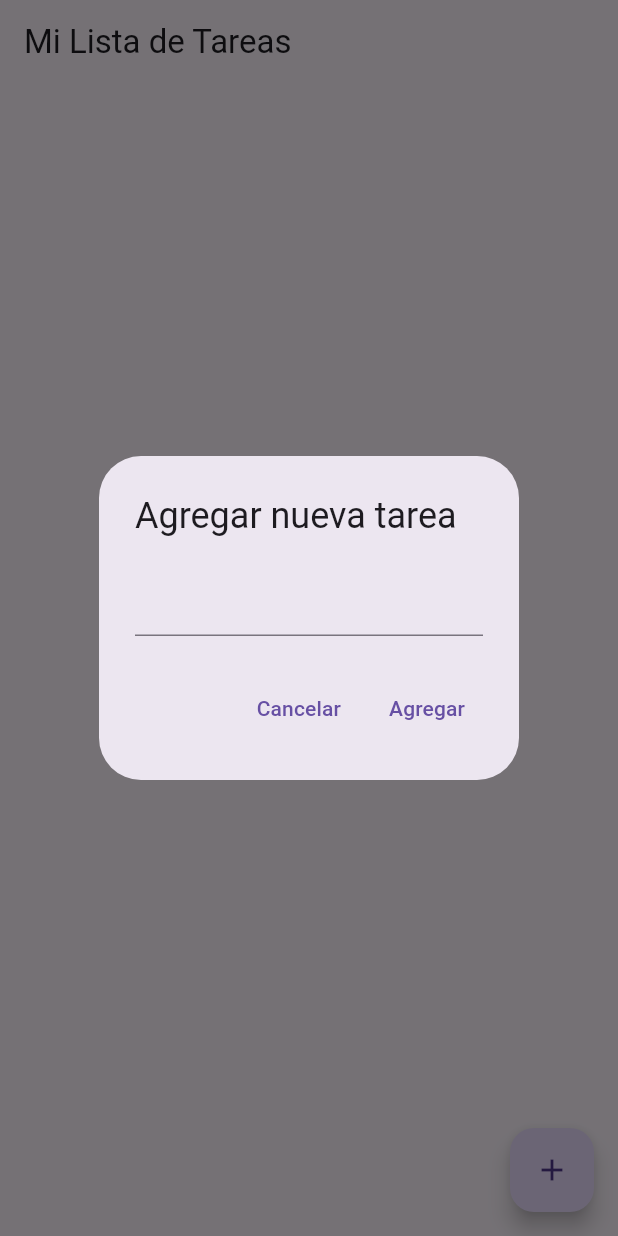
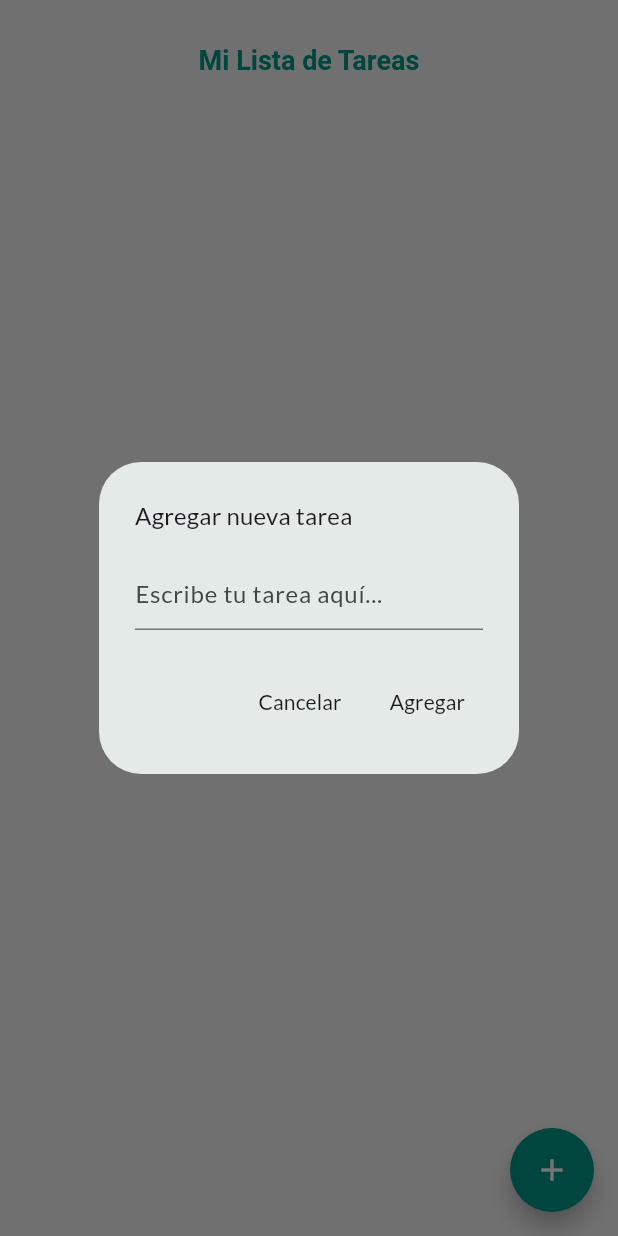
Before and after one commit to Jotaoesee/to_do_list, a Flutter app: the screen it shows after launch, after a tap on the "add" icon, on a phone screen of 412 x 824 dp. Run offline on Flutter 3.47's test engine with Material 3 defaults, Android fonts, the phone set to English and light mode, and no system bars; our stand-ins replace google_fonts, shared_preferences.

Commit message:
- Cambio visual. - Añado boton para editar las tareas. - Añado validacion para que la tarea no pueda crearse ni editarse estando vacia

```diff
--- a/lib/main.dart
+++ b/lib/main.dart
@@ -1,4 +1,5 @@
 import 'package:flutter/material.dart';
+import 'package:google_fonts/google_fonts.dart';
 import 'package:to_do_list/mi_pagina_principal.dart';
 
 void main() {
@@ -10,9 +11,66 @@ class MyApp extends StatelessWidget {
 
   @override
   Widget build(BuildContext context) {
-    return const MaterialApp(
+    return MaterialApp(
       title: 'Mi Lista de Tareas',
-      home: MiPaginaPrincipal(),
+      theme: ThemeData(
+        colorScheme: ColorScheme.fromSeed(
+          seedColor: Colors.teal,
+          brightness: Brightness.light,
+        ),
+        useMaterial3: true,
+        primarySwatch: Colors.teal,
+        scaffoldBackgroundColor: Colors.grey[100],
+        appBarTheme: AppBarTheme(
+          backgroundColor: Colors.transparent,
+          elevation: 0,
+          titleTextStyle: GoogleFonts.lato(
+            color: Colors.white,
+            fontSize: 22,
+            fontWeight: FontWeight.bold,
+          ),
+          toolbarHeight: 80,
+          centerTitle: true,
+          iconTheme: const IconThemeData(color: Colors.white),
+        ),
+        textTheme: GoogleFonts.latoTextTheme().copyWith(
+          bodyMedium: const TextStyle(fontSize: 16, color: Colors.black87),
+          displayMedium: const TextStyle(
+              fontSize: 18, color: Colors.teal, fontWeight: FontWeight.bold),
+        ),
+        checkboxTheme: CheckboxThemeData(
+          fillColor: WidgetStateProperty.all(Colors.teal),
+          checkColor: WidgetStateProperty.all(Colors.white),
+          shape: RoundedRectangleBorder(
+            borderRadius: BorderRadius.circular(4),
+          ),
+        ),
+        listTileTheme: const ListTileThemeData(
+          contentPadding: EdgeInsets.symmetric(horizontal: 16, vertical: 8),
+        ),
+        floatingActionButtonTheme: const FloatingActionButtonThemeData(
+          backgroundColor: Colors.teal,
+          foregroundColor: Colors.white,
+          shape: CircleBorder(),
+        ),
+        snackBarTheme: SnackBarThemeData(
+          backgroundColor: Colors.teal.shade700,
+          contentTextStyle: const TextStyle(color: Colors.white, fontSize: 14),
+        ),
+      ),
+      home: const MiPaginaPrincipal(),
+      builder: (context, child) {
+        return Container(
+          decoration: const BoxDecoration(
+            gradient: LinearGradient(
+              colors: [Colors.teal, Colors.tealAccent],
+              begin: Alignment.topLeft,
+              end: Alignment.bottomRight,
+            ),
+          ),
+          child: child,
+        );
+      },
     );
   }
 }
--- a/lib/mi_pagina_principal.dart
+++ b/lib/mi_pagina_principal.dart
@@ -1,5 +1,6 @@
 import 'package:flutter/material.dart';
 import 'package:shared_preferences/shared_preferences.dart';
+import 'package:google_fonts/google_fonts.dart';
 
 class MiPaginaPrincipal extends StatefulWidget {
   const MiPaginaPrincipal({super.key});
@@ -22,8 +23,10 @@ class _MiPaginaPrincipalState extends State<MiPaginaPrincipal> {
     final prefs = await SharedPreferences.getInstance();
     setState(() {
       tareas = prefs.getStringList('tareas') ?? [];
-      tareasCompletadas = List.generate(tareas.length,
-          (index) => prefs.getBool('tareaCompletada_$index') ?? false);
+      tareasCompletadas = List.generate(
+        tareas.length,
+        (index) => prefs.getBool('tareaCompletada_$index') ?? false,
+      );
     });
   }
 
@@ -40,30 +43,102 @@ class _MiPaginaPrincipalState extends State<MiPaginaPrincipal> {
       context: context,
       builder: (context) {
         String nuevaTarea = '';
-
         return AlertDialog(
-          title: const Text('Agregar nueva tarea'),
+          title: Text(
+            'Agregar nueva tarea',
+            style: Theme.of(context).textTheme.titleMedium,
+          ),
           content: TextField(
             onChanged: (value) {
               nuevaTarea = value;
             },
+            decoration: const InputDecoration(
+              hintText: 'Escribe tu tarea aquí...',
+            ),
           ),
           actions: [
             TextButton(
-              onPressed: () {
-                Navigator.pop(context);
-              },
-              child: const Text('Cancelar'),
+              onPressed: () => Navigator.pop(context),
+              child: Text(
+                'Cancelar',
+                style: Theme.of(context).textTheme.labelLarge,
+              ),
             ),
             TextButton(
               onPressed: () {
+                if (nuevaTarea.trim().isEmpty) {
+                  ScaffoldMessenger.of(context).showSnackBar(
+                    const SnackBar(
+                      content: Text('La tarea no puede estar vacía'),
+                    ),
+                  );
+                } else {
                   setState(() {
-                  tareas.add(nuevaTarea);
+                    tareas.add(nuevaTarea.trim());
+                    tareasCompletadas.add(false);
                     _guardarTareas();
                   });
                   Navigator.pop(context);
+                }
               },
-              child: const Text('Agregar'),
+              child: Text(
+                'Agregar',
+                style: Theme.of(context).textTheme.labelLarge,
+              ),
+            ),
+          ],
+        );
+      },
+    );
+  }
+
+  void _mostrarDialogoEditarTarea(int index) {
+    showDialog(
+      context: context,
+      builder: (context) {
+        String tareaEditada = tareas[index];
+        return AlertDialog(
+          title: Text(
+            'Editar tarea',
+            style: Theme.of(context).textTheme.titleMedium,
+          ),
+          content: TextField(
+            onChanged: (value) {
+              tareaEditada = value;
+            },
+            controller: TextEditingController(text: tareas[index]),
+            decoration: const InputDecoration(
+              hintText: 'Edita tu tarea aquí...',
+            ),
+          ),
+          actions: [
+            TextButton(
+              onPressed: () => Navigator.pop(context),
+              child: Text(
+                'Cancelar',
+                style: Theme.of(context).textTheme.labelLarge,
+              ),
+            ),
+            TextButton(
+              onPressed: () {
+                if (tareaEditada.trim().isEmpty) {
+                  ScaffoldMessenger.of(context).showSnackBar(
+                    const SnackBar(
+                      content: Text('La tarea no puede estar vacía'),
+                    ),
+                  );
+                } else {
+                  setState(() {
+                    tareas[index] = tareaEditada.trim();
+                    _guardarTareas();
+                  });
+                  Navigator.pop(context);
+                }
+              },
+              child: Text(
+                'Guardar',
+                style: Theme.of(context).textTheme.labelLarge,
+              ),
             ),
           ],
         );
@@ -75,48 +150,60 @@ class _MiPaginaPrincipalState extends State<MiPaginaPrincipal> {
   Widget build(BuildContext context) {
     return Scaffold(
       appBar: AppBar(
-        title: const Text('Mi Lista de Tareas'),
+        title: Text(
+          'Mi Lista de Tareas',
+          style: Theme.of(context).textTheme.displayMedium,
         ),
-      body: ListView.builder(
+      ),
+      body: tareas.isEmpty
+          ? Center(
+              child: Text(
+                "No hay tareas. ¡Añade una!",
+                style: Theme.of(context).textTheme.bodyMedium,
+              ),
+            )
+          : ListView.builder(
               itemCount: tareas.length,
               itemBuilder: (context, index) {
-          if (tareas.isEmpty) {
-            // Comprobación clave
-            return const Center(child: Text("No hay tareas. ¡Añade una!"));
-          }
-
-          final int tareaIndex = index;
                 return ListTile(
                   leading: Checkbox(
-              value: tareasCompletadas.length > tareaIndex
-                  ? tareasCompletadas[tareaIndex]
-                  : false, //Comprobación de longitud de la lista
+                    value: tareasCompletadas[index],
                     onChanged: (value) {
                       setState(() {
-                  tareasCompletadas[tareaIndex] = value!;
+                        tareasCompletadas[index] = value!;
                         _guardarTareas();
                       });
                     },
                   ),
                   title: Text(
-              tareas[tareaIndex],
-              style: TextStyle(
-                decoration: tareasCompletadas.length > tareaIndex &&
-                        tareasCompletadas[tareaIndex]
+                    tareas[index],
+                    style: Theme.of(context).textTheme.bodyMedium!.copyWith(
+                          decoration: tareasCompletadas[index]
                               ? TextDecoration.lineThrough
                               : null,
                         ),
                   ),
-            trailing: IconButton(
-              icon: const Icon(Icons.delete),
+                  trailing: Row(
+                    mainAxisSize: MainAxisSize.min,
+                    children: [
+                      IconButton(
+                        icon: const Icon(Icons.edit, color: Colors.blue),
+                        onPressed: () => _mostrarDialogoEditarTarea(index),
+                      ),
+                      IconButton(
+                        icon: const Icon(Icons.delete, color: Colors.red),
                         onPressed: () {
-                final int tareaIndex = index;
                           showDialog(
                             context: context,
                             builder: (context) => AlertDialog(
-                    title: const Text('Eliminar tarea'), // ¡Añadido!
-                    content: const Text(
-                        '¿Estás seguro de que quieres eliminar esta tarea?'), // ¡Añadido!
+                              title: Text(
+                                'Eliminar tarea',
+                                style: Theme.of(context).textTheme.titleMedium,
+                              ),
+                              content: Text(
+                                '¿Estás seguro de que quieres eliminar esta tarea?',
+                                style: Theme.of(context).textTheme.bodyMedium,
+                              ),
                               actions: [
                                 TextButton(
                                   onPressed: () => Navigator.pop(context),
@@ -125,8 +212,8 @@ class _MiPaginaPrincipalState extends State<MiPaginaPrincipal> {
                                 TextButton(
                                   onPressed: () {
                                     setState(() {
-                            tareas.removeAt(tareaIndex);
-                            tareasCompletadas.removeAt(tareaIndex);
+                                      tareas.removeAt(index);
+                                      tareasCompletadas.removeAt(index);
                                       _guardarTareas();
                                     });
                                     Navigator.pop(context);
@@ -138,6 +225,8 @@ class _MiPaginaPrincipalState extends State<MiPaginaPrincipal> {
                           );
                         },
                       ),
+                    ],
+                  ),
                 );
               },
             ),
--- a/pubspec.yaml
+++ b/pubspec.yaml
@@ -31,6 +31,7 @@ dependencies:
   flutter:
     sdk: flutter
   shared_preferences: ^2.2.0 #
+  google_fonts: ^6.1.0
 
 
 
```
Also changed, not shown: pubspec.lock, 1 other file. Lines whose indentation alone changed are shown as unchanged.
